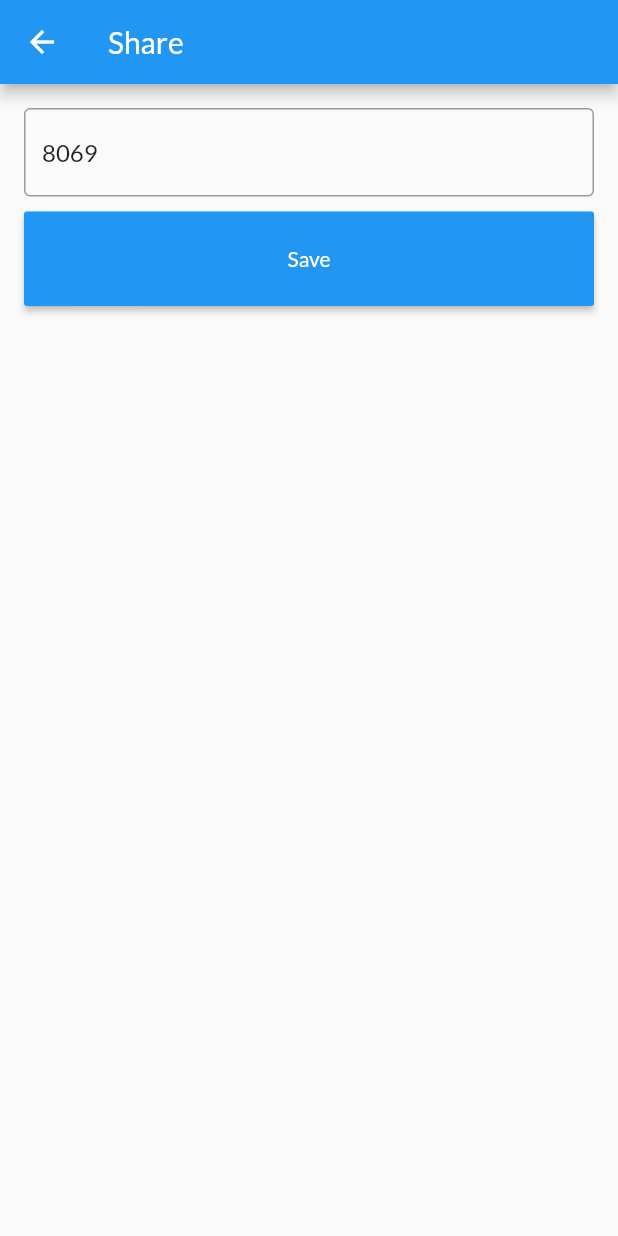
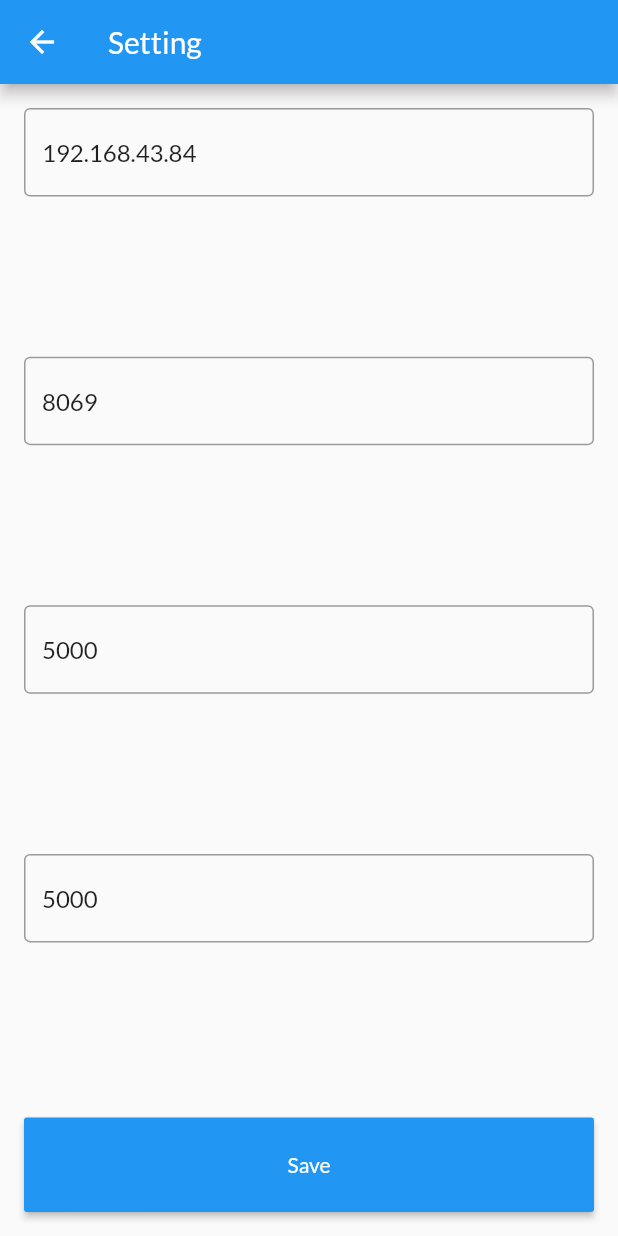
Before and after one commit to lavahasif/fdservers, a Flutter app: the Settings screen opened directly, after a tap on "Save", on a phone screen of 412 x 824 dp. Run offline on Flutter 3.47's test engine with Material 2 defaults, Android fonts, the phone set to English and light mode, and no system bars; our stand-ins replace device_info, floor, form_field_validator, google_fonts, lottie, permission_handler and 4 more; missing offline and left inert: android_util, ext_storage, flutter_process_text, shareapks, shelf_router, signalr_core; accounts and stored records are empty; generated files the repository leaves out were written again.

Commit message:
whats app and timeout scan added

```diff
--- a/lib/main.dart
+++ b/lib/main.dart
@@ -1,6 +1,5 @@
 import 'dart:io';
 
-import 'package:android_util/android_ip.dart';
 import 'package:android_util/android_ip.dart' as a;
 import 'package:flutter/material.dart';
 import 'package:flutter_process_text/flutter_process_text.dart';
@@ -18,6 +17,7 @@ import 'package:untitled1/repository/Notes_dao.dart';
 import 'package:untitled1/repository/Tuts_dao.dart';
 import 'package:untitled1/service/Service.dart';
 import 'package:untitled1/ui/MyApp.dart';
+import 'package:untitled1/util/Constants.dart';
 
 import 'util/webserver.dart';
 
@@ -26,6 +26,9 @@ var address = "";
 
 var url_ = '';
 var mfav_port = '8069';
+var mfav_ip = '192.168.43.84';
+var mfav_timeout = '5000';
+var mfav2_timeout = '5000';
 late a.AndroidIp androidip;
 late HttpServer server;
 late r.Router app;
@@ -72,6 +75,7 @@ void ShareStarter() {
   ShareService()
     // Register a callback so that we handle shared data if it arrives while the
     // app is running
+    ..getAndroidVersion().then((value) => Constants.Sdk = value)
     ..onDataReceived = _handleSharedData
     ..onFileReceived = _fileReceived
     // Check to see if there is any shared data already, meaning that the app
--- a/lib/ui/Settings.dart
+++ b/lib/ui/Settings.dart
@@ -5,6 +5,9 @@ import 'package:untitled1/main.dart';
 import 'package:untitled1/util/Constants.dart';
 
 var _portController = TextEditingController(text: "8069");
+var _ipController = TextEditingController(text: "192.168.43.84");
+var _timeoutController = TextEditingController(text: "5000");
+var _timeout2Controller = TextEditingController(text: "5000");
 
 class Settings extends StatelessWidget {
   const Settings({Key? key}) : super(key: key);
@@ -14,14 +17,22 @@ class Settings extends StatelessWidget {
     _portController.text = prefs.getString(Constants.FAVPORT) ?? "8069";
     return Scaffold(
       appBar: AppBar(
-        title: Text("Share"),
+        title: Text("Setting"),
       ),
       body: Padding(
         padding: const EdgeInsets.all(16.0),
         child: Column(
           children: [
-            Row(
-              children: [
+            Expanded(
+                flex: 7,
+                child: TextFormField(
+                  keyboardType: TextInputType.number,
+                  controller: _ipController,
+                  decoration: InputDecoration(
+                    border: OutlineInputBorder(),
+                    hintText: 'Ip',
+                  ),
+                )),
             Expanded(
                 flex: 7,
                 child: TextFormField(
@@ -32,8 +43,26 @@ class Settings extends StatelessWidget {
                     hintText: 'Port',
                   ),
                 )),
-              ],
+            Expanded(
+                flex: 7,
+                child: TextFormField(
+                  keyboardType: TextInputType.number,
+                  controller: _timeoutController,
+                  decoration: InputDecoration(
+                    border: OutlineInputBorder(),
+                    hintText: 'Timeout',
                   ),
+                )),
+            Expanded(
+                flex: 7,
+                child: TextFormField(
+                  keyboardType: TextInputType.number,
+                  controller: _timeout2Controller,
+                  decoration: InputDecoration(
+                    border: OutlineInputBorder(),
+                    hintText: 'Timeout2',
+                  ),
+                )),
             SizedBox(
               height: 10,
             ),
@@ -60,10 +89,22 @@ class Settings extends StatelessWidget {
   }
 
   void saveTopre() {
-    var text = _portController.text;
-    if (text.isNotEmpty) {
-      prefs.setString(Constants.FAVPORT, text);
-      mfav_port = text;
+    var port = _portController.text;
+    var ip = _ipController.text;
+    var timeout = _timeoutController.text;
+    var timeout2 = _timeout2Controller.text;
+    if (port.isNotEmpty &&
+        ip.isNotEmpty &&
+        timeout.isNotEmpty &&
+        timeout.isNotEmpty) {
+      prefs.setString(Constants.FAVPORT, port);
+      prefs.setString(Constants.FAVPORT_IP, ip);
+      prefs.setString(Constants.FAVPORT_TIMEOUT, timeout);
+      prefs.setString(Constants.FAVPORT2_TIMEOUT, timeout2);
+      mfav_port = port;
+      mfav_ip = ip;
+      mfav_timeout = timeout;
+      mfav2_timeout = timeout2;
     }
   }
 }
--- a/lib/util/Constants.dart
+++ b/lib/util/Constants.dart
@@ -1,3 +1,8 @@
 class Constants {
   static const String FAVPORT = "fav_port";
+  static const String FAVPORT_IP = "fav_ip";
+  static const String FAVPORT_TIMEOUT = "fav_timeout";
+  static const String FAVPORT2_TIMEOUT = "fav2_timeout";
+
+  static int Sdk = 19;
 }
--- a/lib/util/webserver.dart
+++ b/lib/util/webserver.dart
@@ -55,6 +55,9 @@ Future<void> Initial() async {
   initializeDatabase();
   prefs = await SharedPreferences.getInstance();
   mfav_port = prefs.getString(Constants.FAVPORT) ?? "8069";
+  mfav_ip = prefs.getString(Constants.FAVPORT_IP) ?? "192.168.43.84";
+  mfav_timeout = prefs.getString(Constants.FAVPORT_TIMEOUT) ?? "5000";
+  mfav2_timeout = prefs.getString(Constants.FAVPORT2_TIMEOUT) ?? "5000";
   DeviceInfoPlugin deviceInfo = DeviceInfoPlugin();
   AndroidDeviceInfo androidInfo = await deviceInfo.androidInfo;
 
--- a/pubspec.yaml
+++ b/pubspec.yaml
@@ -42,7 +42,7 @@ dependencies:
   provider: ^6.0.0
   #    android_ip: 0.0.1
   wifi_iot: ^0.3.6
-  android_util: ^0.0.5
+  android_util: ^0.0.6
   ext_storage:
     git:
       url: git://github.com/lavahasif/ext_storage_ups.git
```
Also changed, not shown: lib/service/Service.dart (+10 -0 lines), lib/ui/IpWidget.dart (+8 -10 lines), lib/ui/Signal.dart (+22 -9 lines), lib/ui/Upload.dart (+17 -3 lines), lib/ui/Whatsappopen.dart (+78 -12 lines), pubspec.lock, 2 other files. Lines whose indentation alone changed are shown as unchanged.
